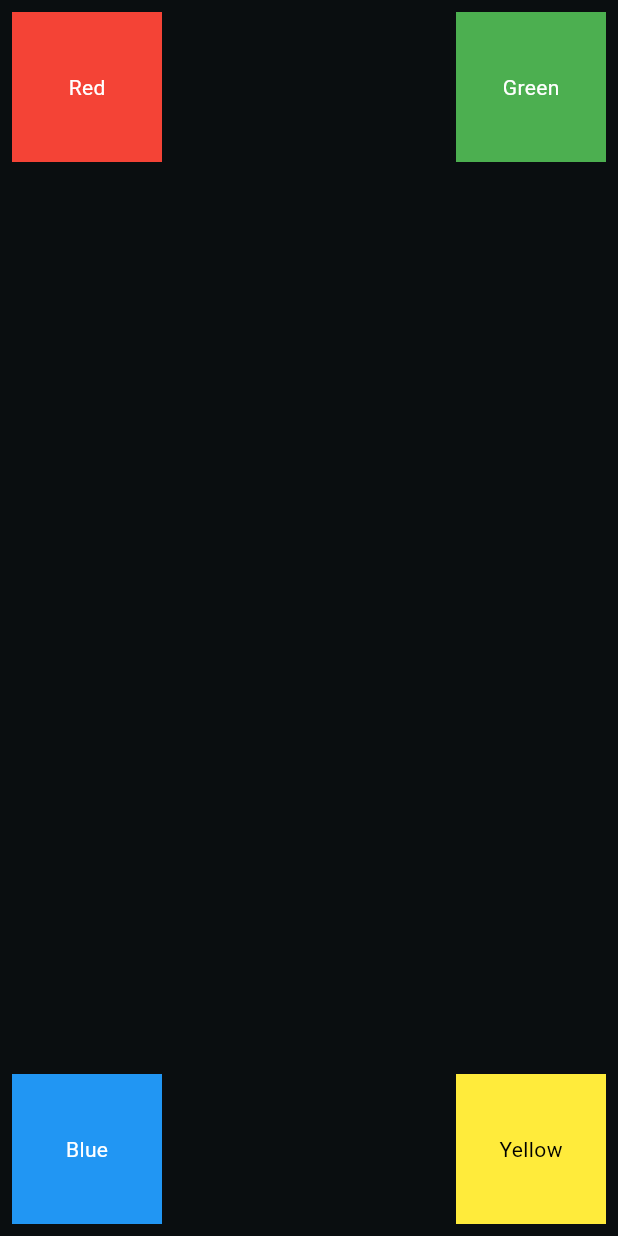
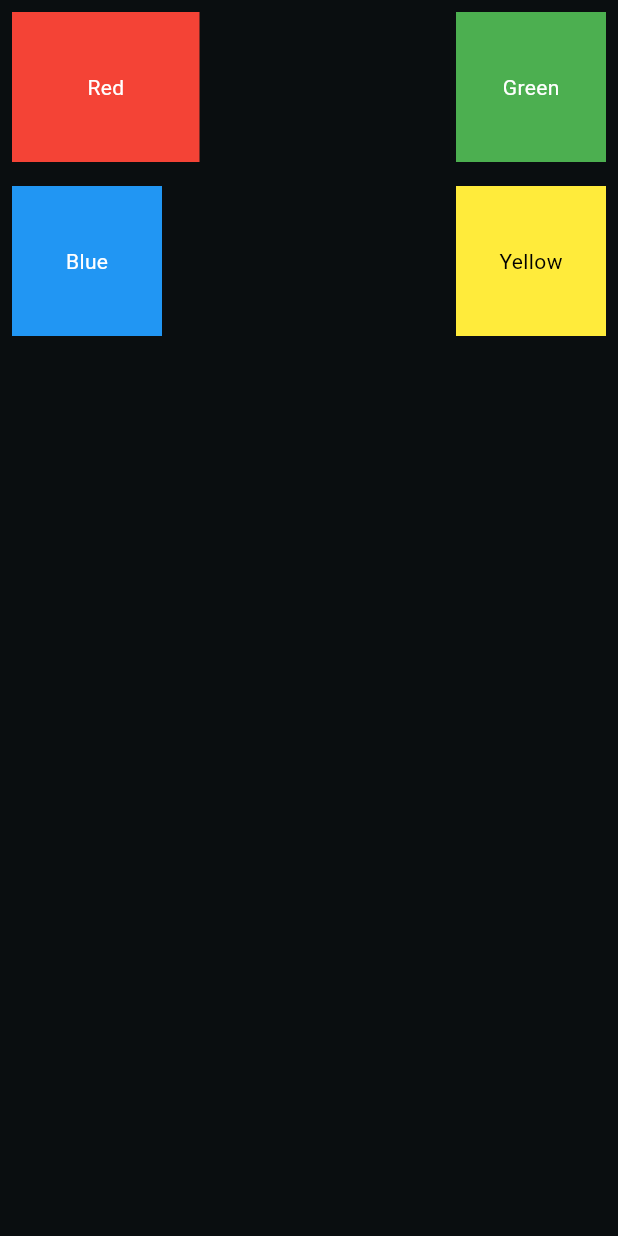
Before and after one commit to amira-nemdil/HMI, a Flutter app: the screen it shows after launch, on a phone screen of 412 x 824 dp. Run offline on Flutter 3.47's test engine with Material 3 defaults, Android fonts, the phone set to English and light mode, and no system bars.

Commit message:
CrossAxisAlignment.end,

```diff
--- a/iamrich/lib/main.dart
+++ b/iamrich/lib/main.dart
@@ -15,13 +15,13 @@ class MyApp extends StatelessWidget {
       home: Scaffold(
         body: SafeArea(
           child: Column(
-            mainAxisAlignment: MainAxisAlignment.spaceBetween,
+            crossAxisAlignment: CrossAxisAlignment.end,
             children: [
               Row(
                 mainAxisAlignment: MainAxisAlignment.spaceBetween,
                 children: [
                   Container(
-                    width: 100.0,
+                    width: 125.0,
                     height: 100.0,
                     color: Colors.red,
                     margin: const EdgeInsets.all(8.0),
```
